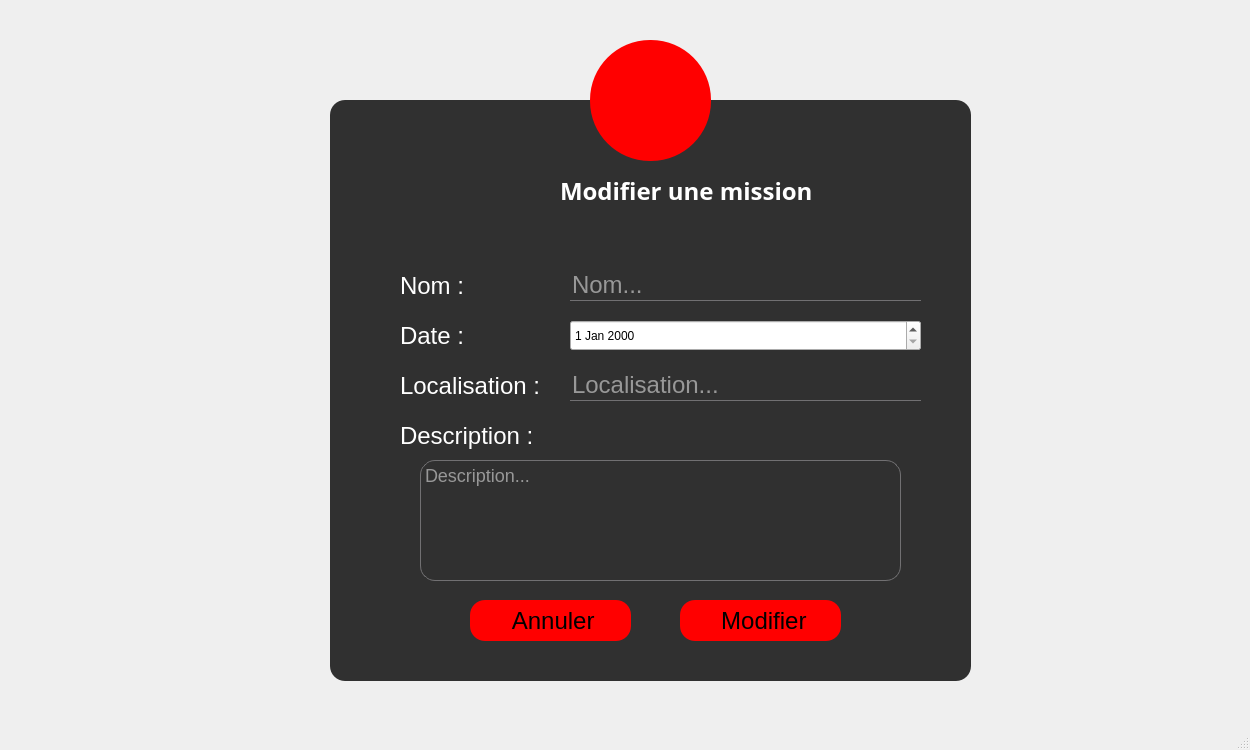
Old version of the form vehiculemission.ui in the repository nefissaKhiari/Smart_Plolice_Station.
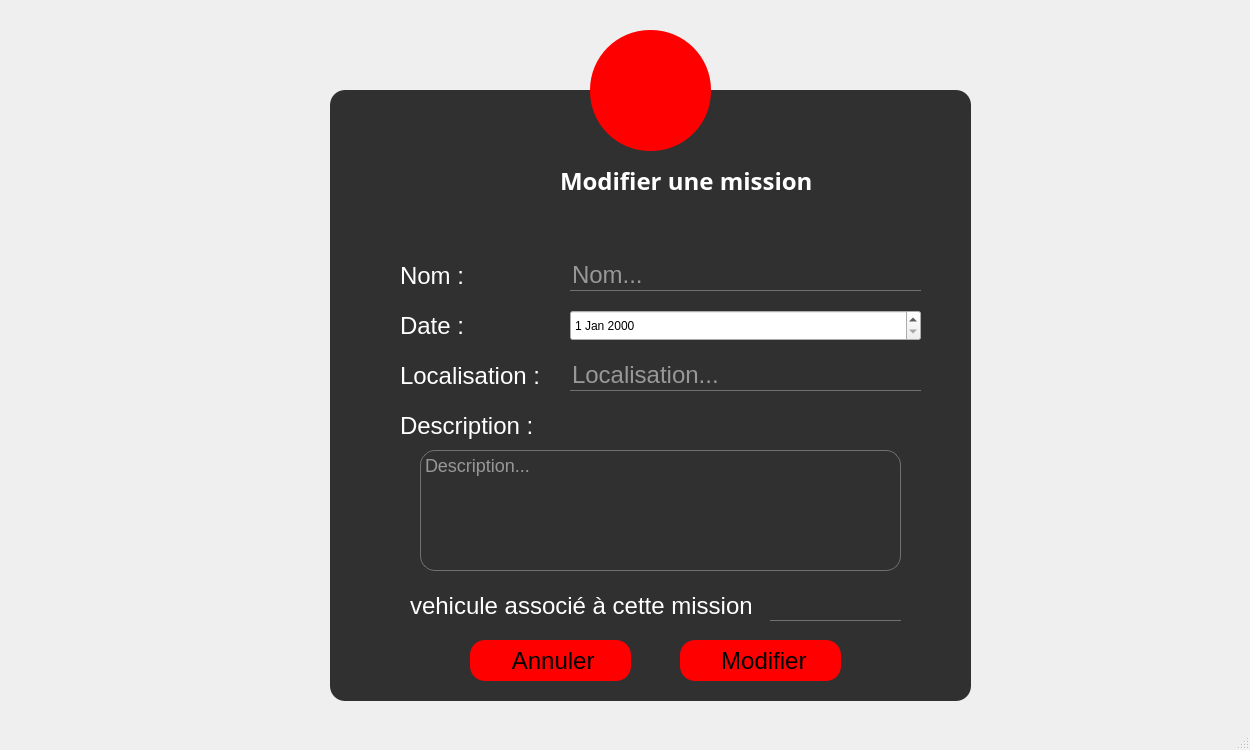
New version of the form. The open tabs and pages were chosen to show the change. Icons and pictures are not drawn.

Commit message: impression et attribution des vehicules à leurs missions.

Diff of the .ui file:
```diff
--- a/vehiculemission.ui
+++ b/vehiculemission.ui
@@ -87,7 +87,7 @@
     <property name="geometry">
      <rect>
       <x>40</x>
-      <y>0</y>
+      <y>-10</y>
       <width>1250</width>
       <height>711</height>
      </rect>
@@ -1688,7 +1688,7 @@
         <x>290</x>
         <y>100</y>
         <width>641</width>
-        <height>581</height>
+        <height>611</height>
        </rect>
       </property>
       <property name="styleSheet">
@@ -1802,7 +1802,7 @@
        <property name="geometry">
         <rect>
          <x>350</x>
-         <y>500</y>
+         <y>550</y>
          <width>161</width>
          <height>41</height>
         </rect>
@@ -1825,7 +1825,7 @@
        <property name="geometry">
         <rect>
          <x>140</x>
-         <y>500</y>
+         <y>550</y>
          <width>161</width>
          <height>41</height>
         </rect>
@@ -1912,6 +1912,38 @@
         </rect>
        </property>
       </widget>
+      <widget class="QLabel" name="label_2">
+       <property name="geometry">
+        <rect>
+         <x>80</x>
+         <y>500</y>
+         <width>341</width>
+         <height>31</height>
+        </rect>
+       </property>
+       <property name="styleSheet">
+        <string notr="true">background: transparent;</string>
+       </property>
+       <property name="text">
+        <string>vehicule associé à cette mission :</string>
+       </property>
+      </widget>
+      <widget class="QLineEdit" name="lineEdit_3">
+       <property name="enabled">
+        <bool>false</bool>
+       </property>
+       <property name="geometry">
+        <rect>
+         <x>440</x>
+         <y>500</y>
+         <width>131</width>
+         <height>31</height>
+        </rect>
+       </property>
+       <property name="text">
+        <string/>
+       </property>
+      </widget>
      </widget>
      <widget class="QToolButton" name="toolButton_10">
       <property name="geometry">
```
Left out of the diff: 40 changed lines with no effect on the pictures. The commit also changes 7 other files.
